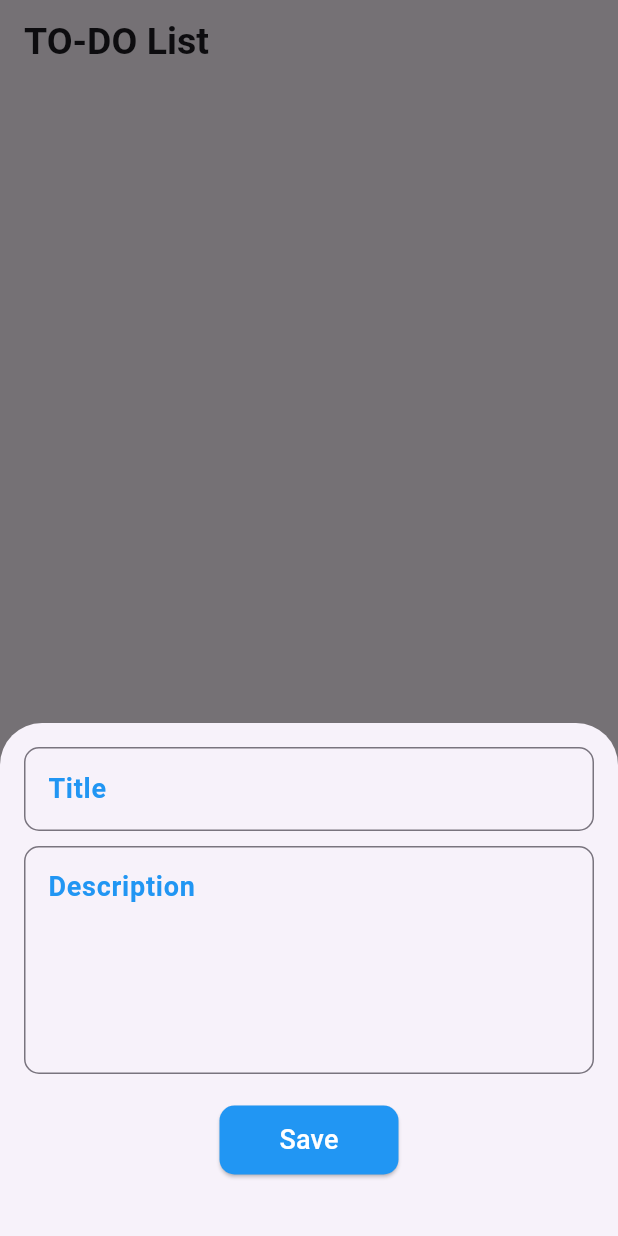
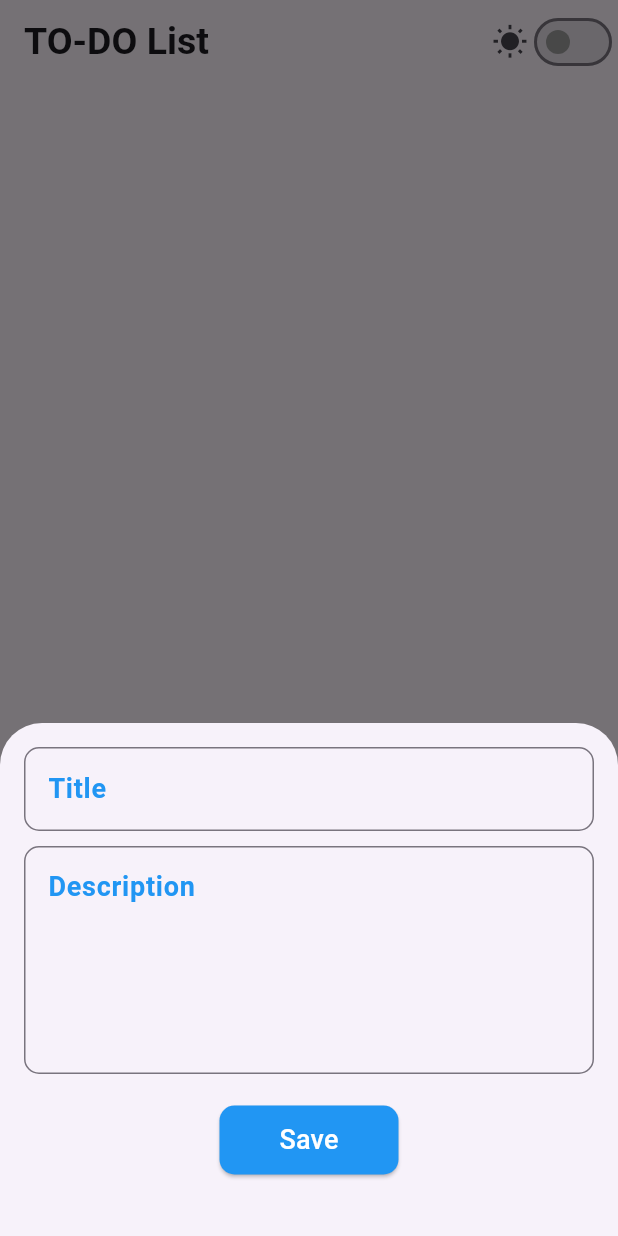
Before and after one commit to Mustafa-Mohamed26/todo_list_app, a Flutter app: the screen it shows after launch, after a tap on the "add" icon, on a phone screen of 412 x 824 dp. Run offline on Flutter 3.47's test engine with Material 3 defaults, Android fonts, the phone set to English and light mode, and no system bars; our stand-ins replace sqflite; accounts and stored records are empty.

Commit message:
Dark mode

```diff
--- a/lib/main.dart
+++ b/lib/main.dart
@@ -1,13 +1,19 @@
 import 'package:flutter/material.dart';
 import 'package:provider/provider.dart';
 import 'package:todo_list_app/providers/todo_provider.dart';
+import 'package:todo_list_app/providers/theme_provider.dart';
 import 'package:todo_list_app/screens/home_screen.dart';
 
 void main() {
-  runApp(ChangeNotifierProvider(
-    create: (context) => TodoProvider(),
-    child: MyApp(),
-  ));
+  runApp(
+    MultiProvider(
+      providers: [
+        ChangeNotifierProvider(create: (_) => TodoProvider()),
+        ChangeNotifierProvider(create: (_) => ThemeProvider()),
+      ],
+      child: MyApp(),
+    ),
+  );
 }
 
 class MyApp extends StatelessWidget {
@@ -15,10 +21,15 @@ class MyApp extends StatelessWidget {
 
   @override
   Widget build(BuildContext context) {
+    final themeProvider = Provider.of<ThemeProvider>(context);
+
     return MaterialApp(
       debugShowCheckedModeBanner: false,
-      title: 'Todo_List_App',
-      home: const HomeScreen(),
+      title: 'Todo List App',
+      theme: ThemeData.light(),
+      darkTheme: ThemeData.dark(),
+      themeMode: themeProvider.themeMode,
+      home: HomeScreen(),
     );
   }
 }
--- /dev/null
+++ b/lib/providers/theme_provider.dart
@@ -0,0 +1,12 @@
+import 'package:flutter/material.dart';
+
+class ThemeProvider extends ChangeNotifier {
+  ThemeMode _themeMode = ThemeMode.light;
+
+  ThemeMode get themeMode => _themeMode;
+
+  void toggleTheme(bool isDarkMode) {
+    _themeMode = isDarkMode ? ThemeMode.dark : ThemeMode.light;
+    notifyListeners();
+  }
+}
--- a/lib/screens/home_screen.dart
+++ b/lib/screens/home_screen.dart
@@ -2,6 +2,7 @@ import 'package:flutter/material.dart';
 import 'package:provider/provider.dart';
 import 'package:todo_list_app/models/todo_model.dart';
 import 'package:todo_list_app/providers/todo_provider.dart';
+import 'package:todo_list_app/providers/theme_provider.dart';
 import 'package:todo_list_app/widgets/todo_tile.dart';
 import 'package:todo_list_app/widgets/bottom_sheet_widget.dart';
 
@@ -24,7 +25,8 @@ class _HomeScreenState extends State<HomeScreen> {
 
   @override
   Widget build(BuildContext context) {
-    todoProvider = Provider.of<TodoProvider>(context, listen: false);
+    todoProvider = Provider.of<TodoProvider>(context);
+    final themeProvider = Provider.of<ThemeProvider>(context);
     return Scaffold(
       key: scaffoldKey,
       appBar: AppBar(
@@ -32,6 +34,25 @@ class _HomeScreenState extends State<HomeScreen> {
           "TO-DO List",
           style: TextStyle(fontSize: 25, fontWeight: FontWeight.bold),
         ),
+        actions: [
+          Row(
+            children: [
+              Icon(
+                themeProvider.themeMode == ThemeMode.dark
+                    ? Icons.nights_stay
+                    : Icons.wb_sunny,
+              ),
+              Switch(
+                value: themeProvider.themeMode == ThemeMode.dark,
+                onChanged: (value) {
+                  themeProvider.toggleTheme(value);
+                },
+                activeColor: Colors.blue, // Set the active color
+                inactiveThumbColor: Colors.grey, // Set the inactive thumb color
+              ),
+            ],
+          ),
+        ],
       ),
       body: GestureDetector(
         onTap: () {
--- a/lib/widgets/bottom_sheet_widget.dart
+++ b/lib/widgets/bottom_sheet_widget.dart
@@ -52,6 +52,7 @@ class _BottomSheetWidgetState extends State<BottomSheetWidget> {
             children: [
               TextField(
                 controller: titleController,
+                cursorColor: Colors.blue, // Set cursor color to blue
                 decoration: InputDecoration(
                   labelText: "Title",
                   labelStyle: TextStyle(
@@ -72,6 +73,7 @@ class _BottomSheetWidgetState extends State<BottomSheetWidget> {
               SizedBox(height: 10),
               TextField(
                 controller: descriptionController,
+                cursorColor: Colors.blue, // Set cursor color to blue
                 decoration: InputDecoration(
                   labelText: "Description",
                   alignLabelWithHint: true,
```
